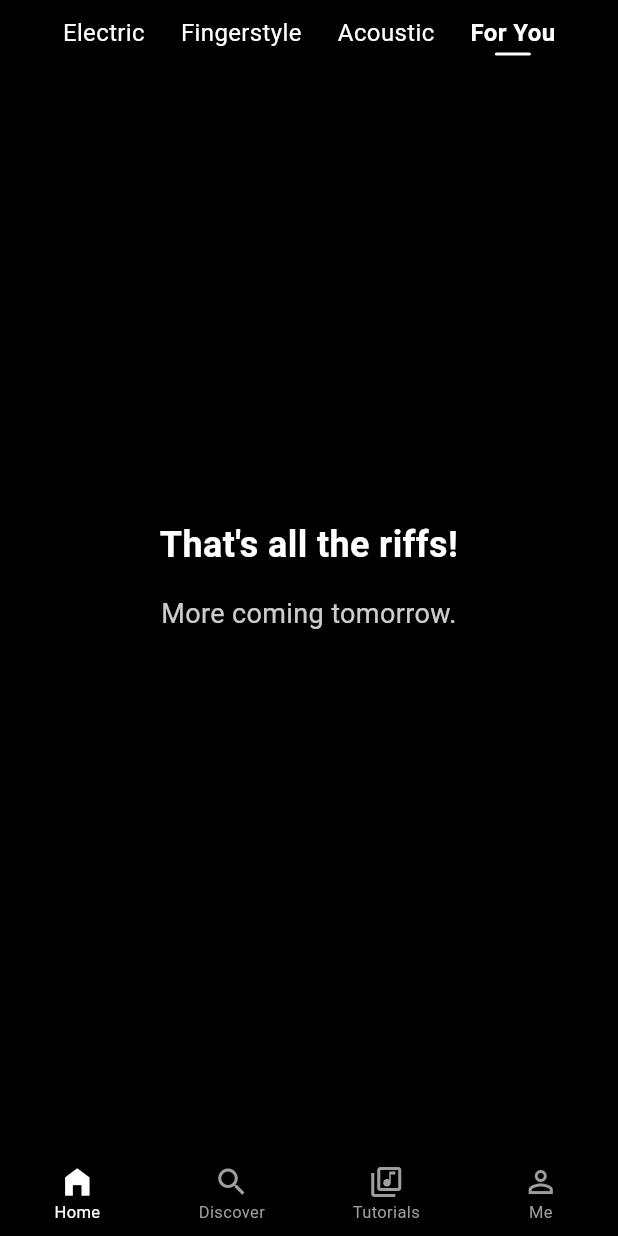
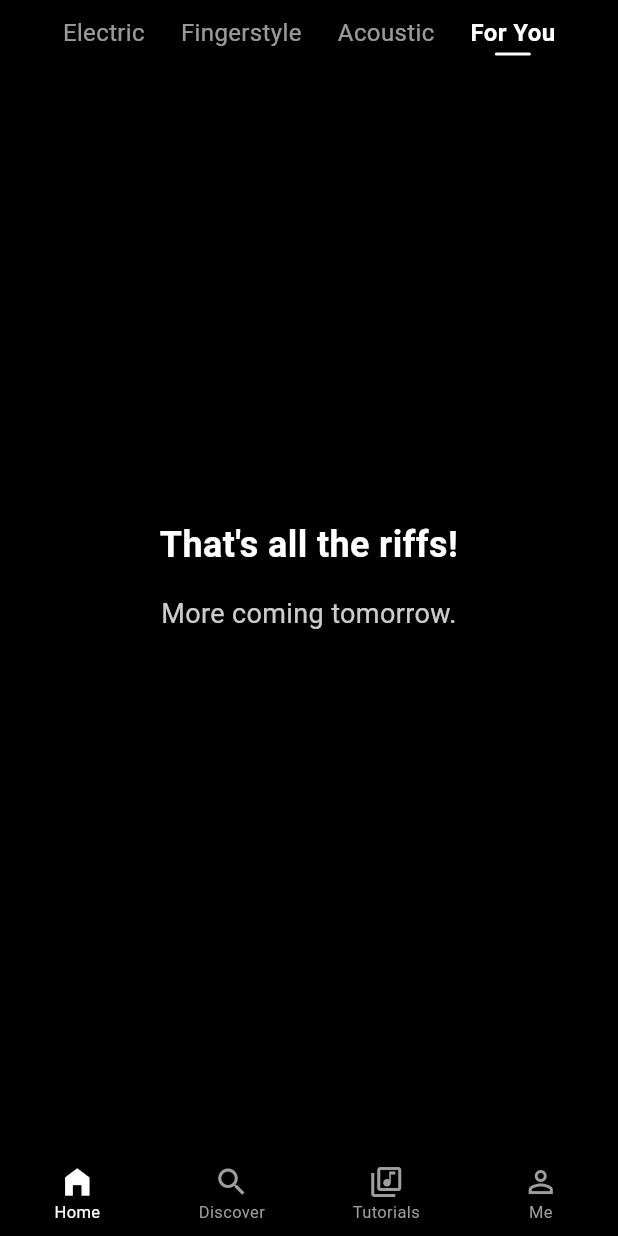
Before and after one commit to malekai-gauntlet/riff-main, a Flutter app: the screen it shows once a user with an empty profile is signed in, on a phone screen of 412 x 824 dp. Run offline on Flutter 3.47's test engine with Material 3 defaults, Android fonts, the light colour scheme and no system bars; our stand-ins replace cached_network_image, cloud_firestore, firebase_auth, firebase_core, firebase_storage, flutter_riverpod and 5 more; missing offline and left inert: dart:html, video_thumbnail; accounts and stored records are empty.

Commit message:
better feedtoggle font color

```diff
--- a/lib/presentation/widgets/navigation/feed_toggle.dart
+++ b/lib/presentation/widgets/navigation/feed_toggle.dart
@@ -40,7 +40,7 @@ class FeedToggle extends StatelessWidget {
           Text(
             text,
             style: TextStyle(
-              color: Colors.white,
+              color: isSelected ? Colors.white : Colors.white.withOpacity(0.6),
               fontSize: 16,
               fontWeight: isSelected ? FontWeight.bold : FontWeight.normal,
             ),
```
